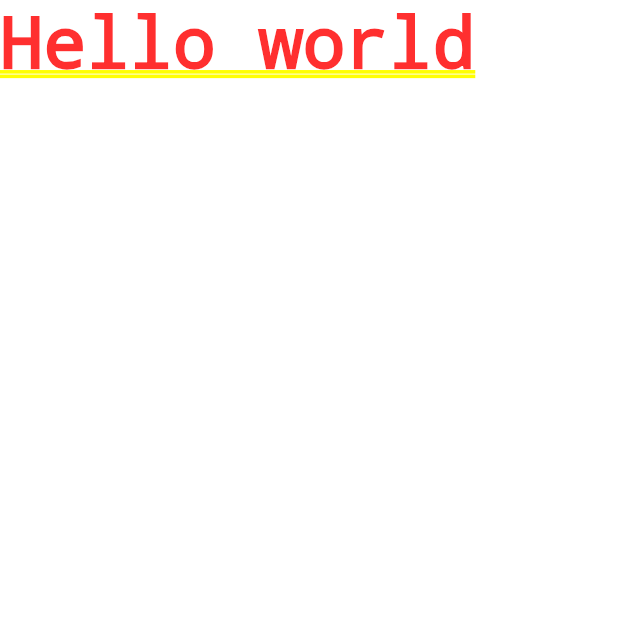
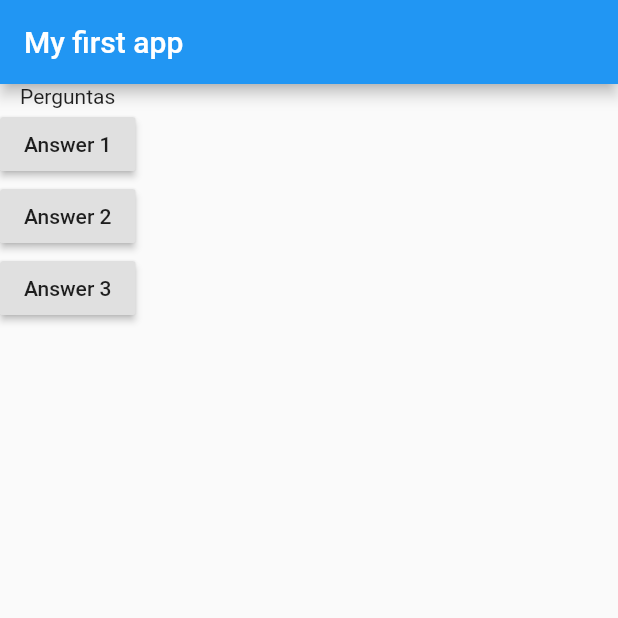
Before and after one commit to paulords95/flutter_app, a Flutter app: the screen it shows after launch, on a phone screen of 412 x 824 dp, the top half of it. Run offline on Flutter 3.47's test engine with Material 2 defaults, Android fonts, the phone set to English and light mode, and no system bars.

Commit message:
04041948

```diff
--- a/lib/main.dart
+++ b/lib/main.dart
@@ -5,10 +5,36 @@ void main() {
 }
 
 class MyApp extends StatelessWidget {
+  void answerQuestion () {
+    print('Answer chosen');
+  }
+
   @override
   build(BuildContext context) {
+    var questions = ['Qual sua cor favorita?', 'Qual seu animal favorito?'];
     return MaterialApp(
-      home: Text('Hello world'),
+      home: Scaffold(
+        appBar: AppBar(
+          title: Text('My first app'),
+        ),
+        body: Column(
+          children: [
+            Text('Perguntas'),
+            RaisedButton(
+              child: Text('Answer 1'),
+              onPressed: answerQuestion,
+              ),
+            RaisedButton(
+              child: Text('Answer 2'),
+              onPressed: answerQuestion,
+              ),
+            RaisedButton(
+              child: Text('Answer 3'),
+              onPressed: answerQuestion,
+              ),
+          ],
+        ),
+      ),
     );
   }
 }
```
